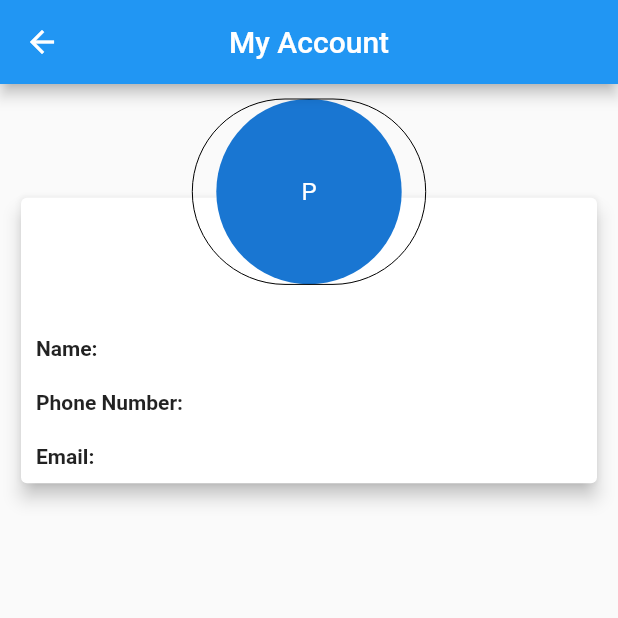
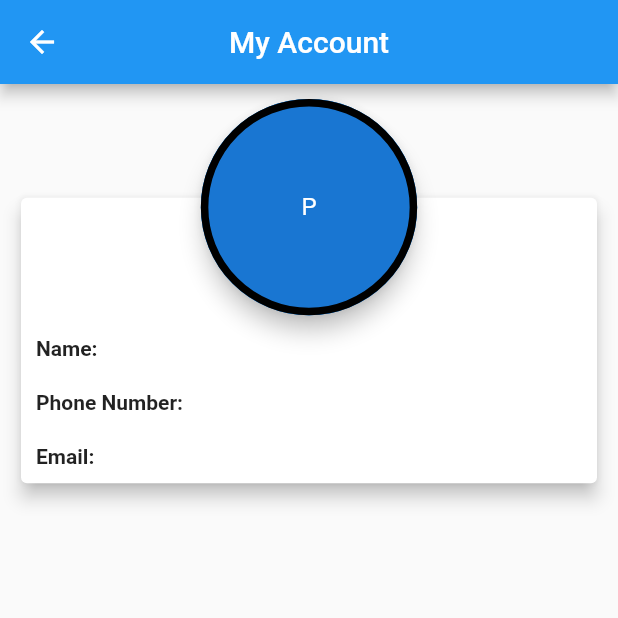
Before and after one commit to alisolanki/Show-World-code, a Flutter app: the AccountHomePage screen opened directly, on a phone screen of 412 x 824 dp, the top half of it. Run offline on Flutter 3.47's test engine with Material 2 defaults, Android fonts, the phone set to English and light mode, and no system bars; our stand-ins replace carousel_slider, simple_animations.

Commit message:
the circular round button issue solved

```diff
--- a/lib/Account/account_home.dart
+++ b/lib/Account/account_home.dart
@@ -1,4 +1,4 @@
-import 'package:LoginPage/LoginPage/signupButton.dart';
+import 'package:flutter/cupertino.dart';
 import 'package:flutter/material.dart';
 
 class AccountHomePage extends StatelessWidget {
@@ -69,17 +69,26 @@ class AccountHomePage extends StatelessWidget {
                   ),
                 ),
                 //Profile Picture
-                MaterialButton(
-                  shape: RoundedRectangleBorder(
-                    borderRadius:
-                        BorderRadius.all(Radius.circular(_width * 0.3)),
-                    side: BorderSide(width: 0),
+                SizedBox(
+                  width: _width * 0.35,
+                  height: _width * 0.35,
+                  child: FloatingActionButton(
+                    shape: CircleBorder(
+                      //TODO:remove the border once checked the border is just for verification
+                      side: BorderSide(
+                        color: Colors.black,
+                        width: 5,
+                        style: BorderStyle.solid,
+                      ),
+                    ),
+                    highlightElevation: 10.0,
+                    hoverElevation: 10.0,
+                    child: CircleAvatar(
+                      radius: _width,
+                      child: Text("P"),
+                    ),
+                    onPressed: () {},
                   ),
-                  child: CircleAvatar(
-                    radius: _width * 0.15,
-                    child: Text("P"),
-                  ),
-                  onPressed: () {},
                 ),
               ],
             ),
```
